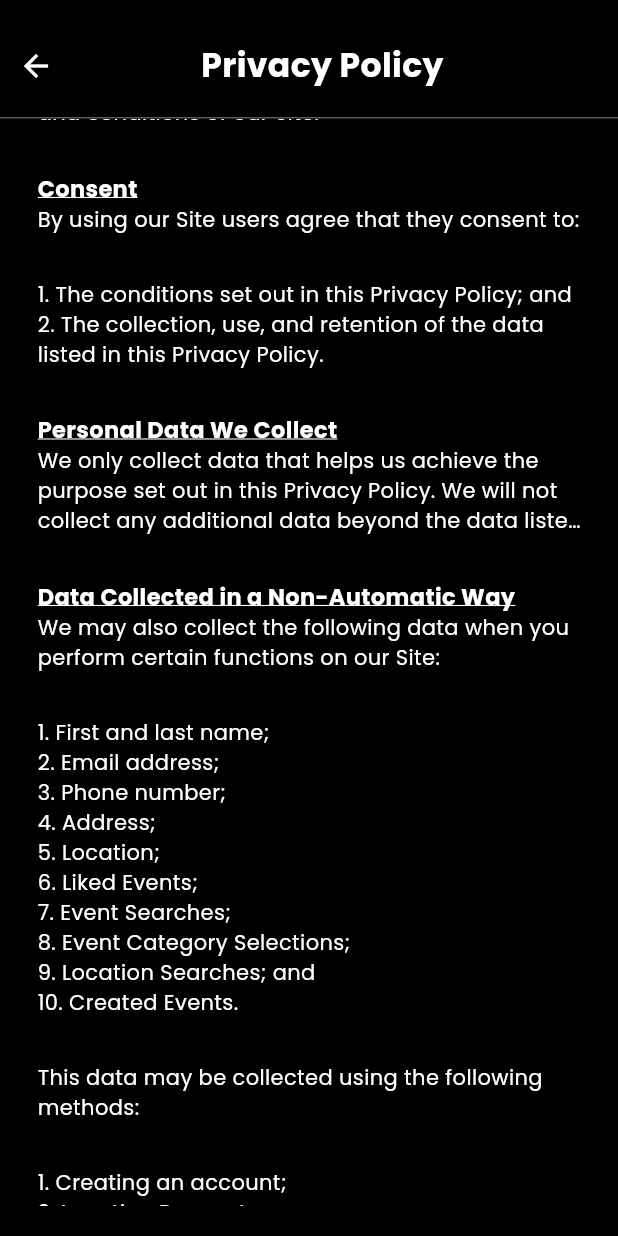
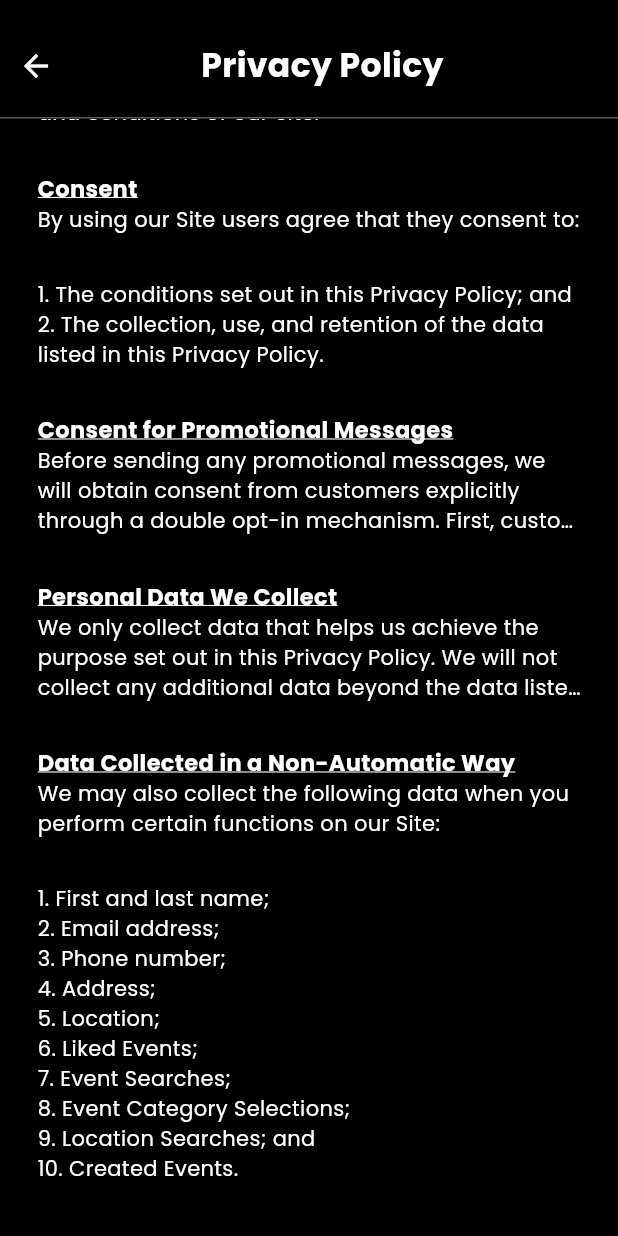
Before and after one commit to fahadperwani/ifyk-landing, a Flutter app: the PrivacyPolicyPage screen opened by its route, scrolled down 576 dp, on a phone screen of 412 x 824 dp. Run offline on Flutter 3.47's test engine with Material 3 defaults, Android fonts, the light colour scheme and no system bars; our stand-ins replace auto_route, auto_size_text, carousel_slider, dio, flutter_riverpod, freezed_annotation and 3 more; missing offline and left inert: dart:html; network calls fail.

Commit message:
Updated privacy policy content.

```diff
--- a/lib/ui/pages/privacy_policy/privacy_policy_page.dart
+++ b/lib/ui/pages/privacy_policy/privacy_policy_page.dart
@@ -144,6 +144,22 @@ class PrivacyPolicyPage extends StatelessWidget {
                                 CustomText(
                                   label: '1. The conditions set out in this Privacy Policy; and\n2. The collection, use, and retention of the data listed in this Privacy Policy.',
                                   maxLines: 4,
+                                  align: TextAlign.start,
+                                  fontSize: 14,
+                                  textColor: Colors.white,
+                                ),
+                                SizedBox(height: 30),
+                                CustomText(
+                                  label: 'Consent for Promotional Messages',
+                                  align: TextAlign.start,
+                                  fontWeight: FontWeight.bold,
+                                  fontSize: 15,
+                                  underlined: true,
+                                  textColor: Colors.white,
+                                ),
+                                CustomText(
+                                  label: 'Before sending any promotional messages, we will obtain consent from customers explicitly through a double opt-in mechanism. First, customers will fill out a consent form on our business site, indicating their willingness to receive promotional messages. After this initial opt-in, they will confirm their consent by replying "YES" or a similar confirmation on their mobile device. By completing the double opt-in process, you acknowledge and agree to receive promotional updates, offers, or other related communications. We prioritize compliance with all applicable regulations to ensure your experience is secure and user-friendly.',
+                                  maxLines: 3,
                                   align: TextAlign.start,
                                   fontSize: 14,
                                   textColor: Colors.white,
@@ -358,7 +374,7 @@ class PrivacyPolicyPage extends StatelessWidget {
                                 ),
                                 SizedBox(height: 30),
                                 CustomText(
-                                  label: '1. Philippines',
+                                  label: '1. Philippines\n2. Pakistan',
                                   maxLines: 20,
                                   align: TextAlign.start,
                                   fontSize: 14,
@@ -406,7 +422,7 @@ class PrivacyPolicyPage extends StatelessWidget {
                                 ),
                                 SizedBox(height: 30),
                                 CustomText(
-                                  label: 'Ghulam Muhammad',
+                                  label: 'Ghulam Muhammad Qureshi',
                                   maxLines: 20,
                                   align: TextAlign.start,
                                   fontSize: 14,
@@ -461,7 +477,7 @@ class PrivacyPolicyPage extends StatelessWidget {
                                 ),
                                 SizedBox(height: 30),
                                 CustomText(
-                                  label: '2. Text Messaging. Users may receive text message notifications about their activities on our Site. To opt out of these messages: Reply "STOP" to any text message received from us.Update your preferences in your account settings by selecting "Opt-Out of Text Messages."Contact our support team at support@ifykevents.com or (845) 905-9003 to request text message opt-out.',
+                                  label: '2. Text Messaging. Users may receive text message notifications about their activities on our Site. To opt out of these messages: Reply "STOP" to any text message received from us. Update your preferences in your account settings by selecting "Opt-Out of Text Messages. "Contact our support team at support@ifykevents.com or (845) 905-9003 to request text message opt-out.',
                                   maxLines: 20,
                                   align: TextAlign.start,
                                   fontSize: 14,
@@ -493,7 +509,7 @@ class PrivacyPolicyPage extends StatelessWidget {
                                   textColor: Colors.white,
                                 ),
                                 CustomText(
-                                  label: 'If you have any questions, concerns or complaints, you can contact our privacy officer, Ghulam Muhammad, at:',
+                                  label: 'If you have any questions, concerns or complaints, you can contact our privacy officer, Ghulam Muhammad Qureshi, at:',
                                   maxLines: 20,
                                   align: TextAlign.start,
                                   fontSize: 14,
@@ -508,13 +524,6 @@ class PrivacyPolicyPage extends StatelessWidget {
                                   textColor: Colors.white,
                                 ),
                                 SizedBox(height: 50),
-                                // CustomText(
-                                //   label: '©2002-2024 LawDepot.com®',
-                                //   maxLines: 10,
-                                //   align: TextAlign.start,
-                                //   fontSize: 9,
-                                //     textColor: Colors.white,
-                                // ),
                               ],
                             ),
                           ),
```
